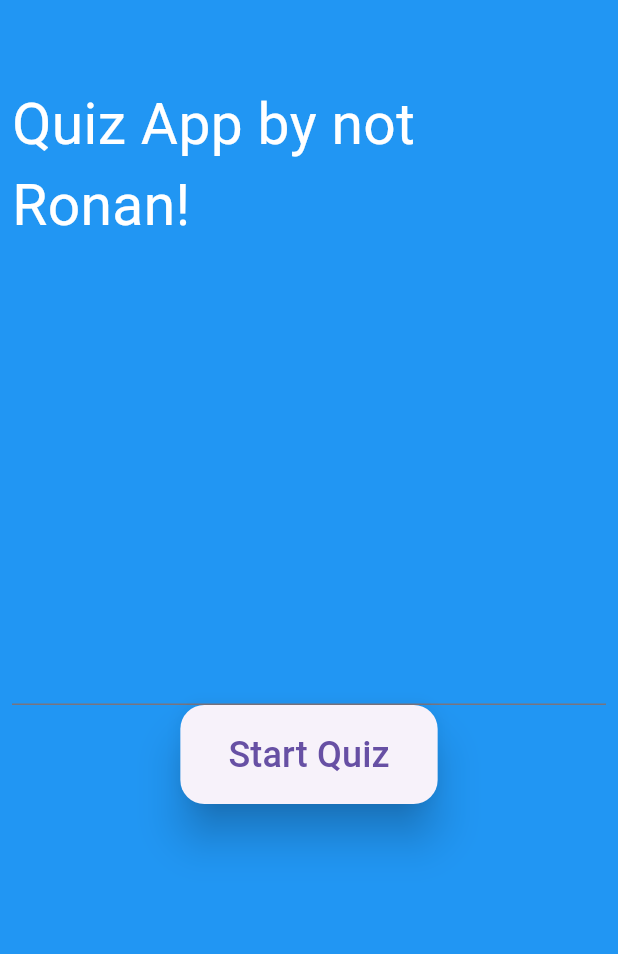
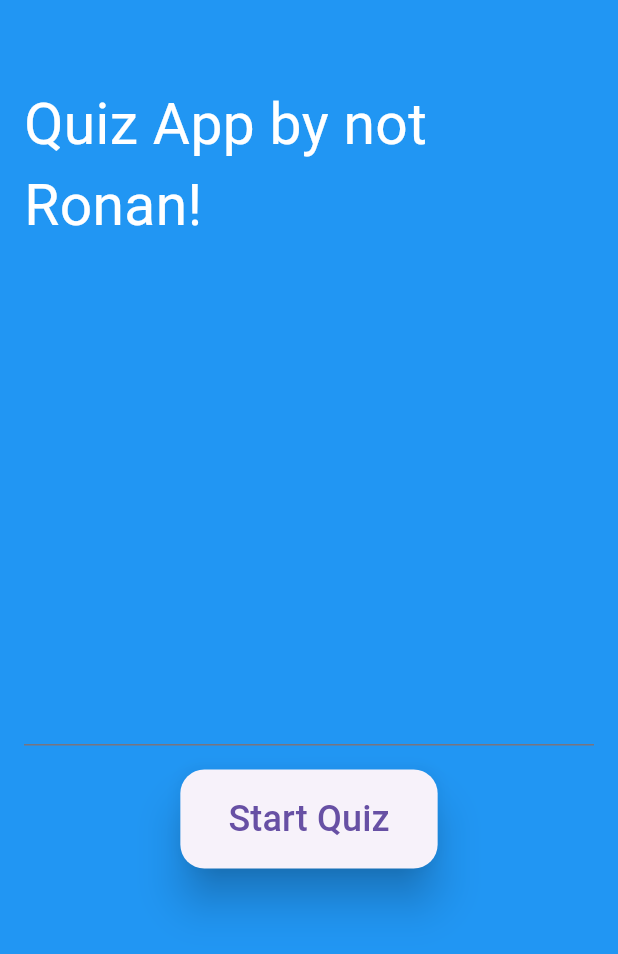
Before and after one commit to RBunna/Dart-Learning, a Flutter app: the screen it shows after launch, on a phone screen of 412 x 824 dp. Shown: the top 954 px of the screen. Run offline on Flutter 3.47's test engine with Material 3 defaults, Android fonts, the phone set to English and light mode, and no system bars; our stand-ins replace sliding_up_panel.

Commit message:
Quiz app push!

```diff
--- a/first_flutter/lib/learnings/week9/data/repositories/quiz_json_repository.dart
+++ b/first_flutter/lib/learnings/week9/data/repositories/quiz_json_repository.dart
@@ -19,7 +19,7 @@ Map<String, Question> lookupAllQuestions() => _questionStore;
 // --- File Path Utility ---
 String _getFilePath(String filename) {
   // Replace with a proper path_provider implementation in Flutter
-  return './learnings/week9/data/$filename.json';
+  return './lib/learnings/week9/data/$filename.json';
 }
 
 // --- Write List of Attempts to JSON File ---
--- a/first_flutter/lib/learnings/week9/ui/quiz_app.dart
+++ b/first_flutter/lib/learnings/week9/ui/quiz_app.dart
@@ -1,5 +1,6 @@
 import 'package:first_flutter/learnings/week9/data/repositories/quiz_mock_repository.dart';
 import 'package:first_flutter/learnings/week9/model/quiz_model.dart';
+import 'package:first_flutter/learnings/week9/ui/screen/result.dart';
 import 'package:first_flutter/learnings/week9/ui/screen/question.dart';
 import 'package:first_flutter/learnings/week9/ui/screen/start.dart';
 import 'package:flutter/material.dart';
@@ -16,12 +17,19 @@ class QuizApp extends StatefulWidget {
 class _QuizAppState extends State<QuizApp> {
   Screen displayScreen = Screen.start;
   late Player player;
+  late QuizAttempt attempt;
   final Quiz quiz = mockQuiz;
 
   Widget get display => switch (displayScreen) {
     Screen.start => StartScreen(onStartPress: onStart),
-    Screen.question => QuestionScreen(player: player, quiz: quiz),
-    Screen.result => throw UnimplementedError(),
+    Screen.question => QuestionScreen(
+      player: player,
+      quiz: quiz,
+      endQuestion: endQuestion,
+    ),
+    Screen.result => ResultScreen(attempt: attempt, onFinish: goToHome, onHistory: () {
+
+    },),
     Screen.history => throw UnimplementedError(),
   };
 
@@ -30,6 +38,15 @@ class _QuizAppState extends State<QuizApp> {
     setState(() => displayScreen = Screen.question);
   }
 
+  void endQuestion(QuizAttempt attempt) {
+    this.attempt = attempt;
+    setState(() => displayScreen = Screen.result);
+  }
+
+  void goToHome() => setState(() => displayScreen = Screen.start);
+
+  void onHistory() => setState(() => displayScreen = Screen.history);
+
   @override
   Widget build(BuildContext context) {
     return MaterialApp(
@@ -37,7 +54,7 @@ class _QuizAppState extends State<QuizApp> {
       home: Scaffold(
         backgroundColor: Colors.blue,
         body: Padding(
-          padding: const EdgeInsets.all(8.0),
+          padding: const EdgeInsets.symmetric(horizontal: 16, vertical: 8),
           child: Center(child: display),
         ),
       ),
--- a/first_flutter/lib/learnings/week9/ui/screen/start.dart
+++ b/first_flutter/lib/learnings/week9/ui/screen/start.dart
@@ -23,7 +23,11 @@ class _StartScreenState extends State<StartScreen> {
     return Column(
       children: [
         const QuizTitle('Quiz App by not Ronan!'),
-        Spacer(flex: 3),
+        Expanded(
+          child: Column(
+            mainAxisAlignment: MainAxisAlignment.center,
+            spacing: 16,
+            children: [
               TextField(controller: _nameController),
               QuizButton(
                 'Start Quiz',
@@ -34,7 +38,9 @@ class _StartScreenState extends State<StartScreen> {
                   }
                 },
               ),
-        Spacer(flex: 4),
+            ],
+          ),
+        )
       ],
     );
   }
```
Also changed, not shown: first_flutter/lib/learnings/week9/ui/screen/question.dart (+42 -15 lines), first_flutter/lib/learnings/week9/ui/screen/result.dart (added, +85 -0 lines). Lines whose indentation alone changed are shown as unchanged.
